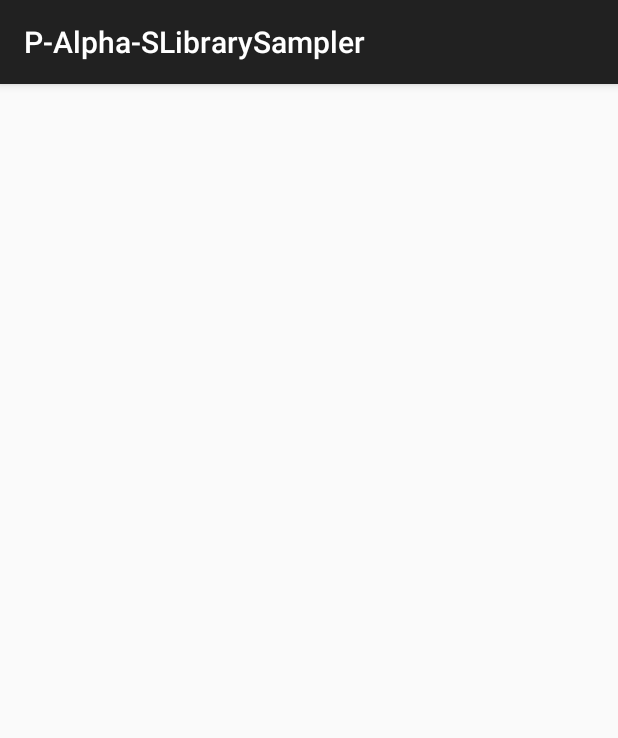
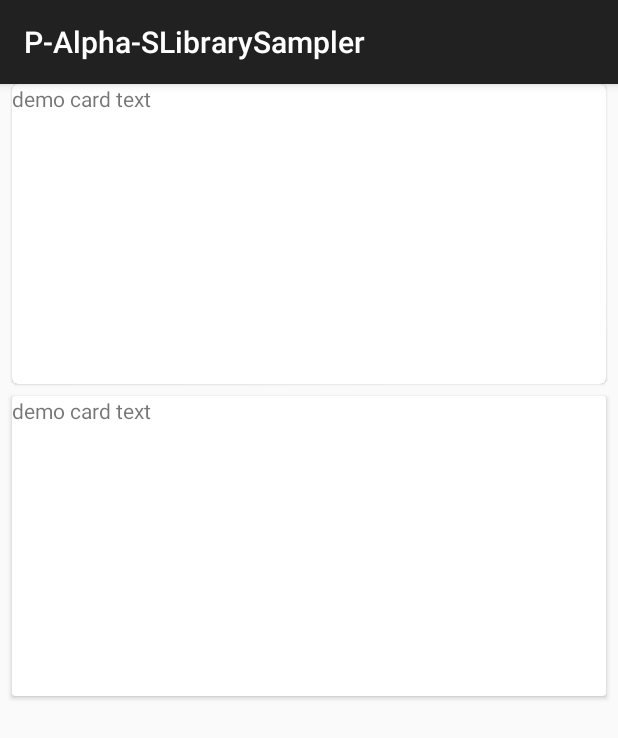
Before and after one commit to HaSuzuki/SupportDesign28.0Sampler, an Android app: the MaterialCardViewActivity screen opened directly, with no data from a screen before it, on a phone screen of 412 x 824 dp. Shown: the top 738 px of the screen. Run offline under Robolectric (Android 15) with nearby library versions, the phone set to English and light mode, and no system bars.

Commit message:
add MaterialCardView Sample

```diff
--- a/app/src/main/res/layout/activity_material_card_view.xml
+++ b/app/src/main/res/layout/activity_material_card_view.xml
@@ -7,12 +7,41 @@
     android:layout_height="match_parent"
     tools:context="com.example.hakutosuzuki.p_alpha_slibrarysampler.MaterialCardViewActivity">
 
+    <!-- docs
+        https://github.com/material-components/material-components-android/blob/master/docs/components/MaterialCardView.md
+    -->
+
     <android.support.design.card.MaterialCardView
-        android:layout_width="wrap_content"
-        android:layout_height="wrap_content">
+        android:id="@+id/materialCardView"
+        style="@style/Widget.MaterialComponents.CardView"
+        android:layout_width="match_parent"
+        android:layout_height="wrap_content"
+        android:layout_marginLeft="@dimen/mtrl_card_spacing"
+        android:layout_marginRight="@dimen/mtrl_card_spacing"
+        android:layout_marginTop="@dimen/mtrl_card_spacing"
+        android:minHeight="200dp">
 
-
-
+        <TextView
+            android:layout_width="wrap_content"
+            android:layout_height="wrap_content"
+            android:text="demo card text"/>
     </android.support.design.card.MaterialCardView>
 
+    <android.support.v7.widget.CardView
+        android:layout_width="match_parent"
+        android:layout_height="wrap_content"
+        android:layout_marginLeft="@dimen/mtrl_card_spacing"
+        android:layout_marginRight="@dimen/mtrl_card_spacing"
+        android:layout_marginTop="@dimen/mtrl_card_spacing"
+        android:minHeight="200dp"
+        app:layout_constraintLeft_toLeftOf="parent"
+        app:layout_constraintRight_toRightOf="parent"
+        app:layout_constraintTop_toBottomOf="@+id/materialCardView">
+
+        <TextView
+            android:layout_width="wrap_content"
+            android:layout_height="wrap_content"
+            android:text="demo card text"/>
+    </android.support.v7.widget.CardView>
+
 </android.support.constraint.ConstraintLayout>
```
